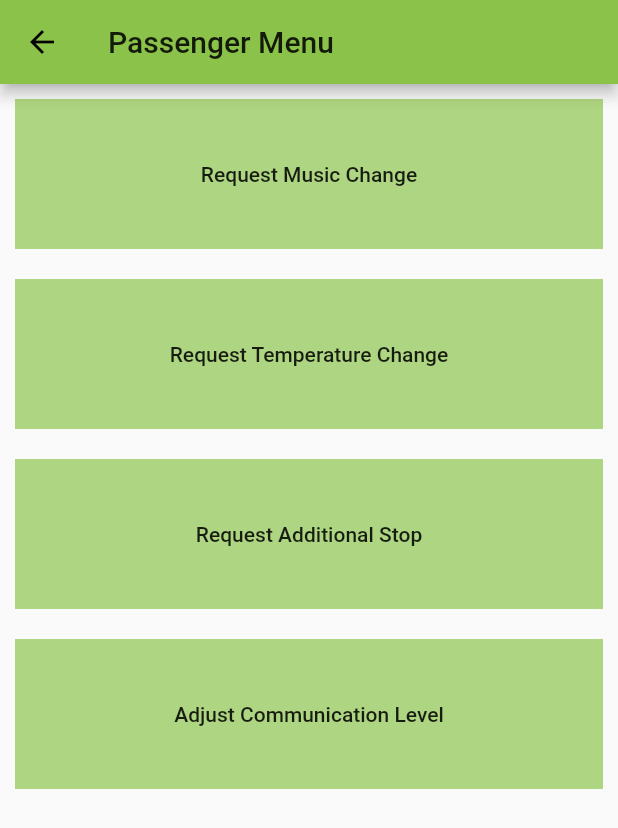
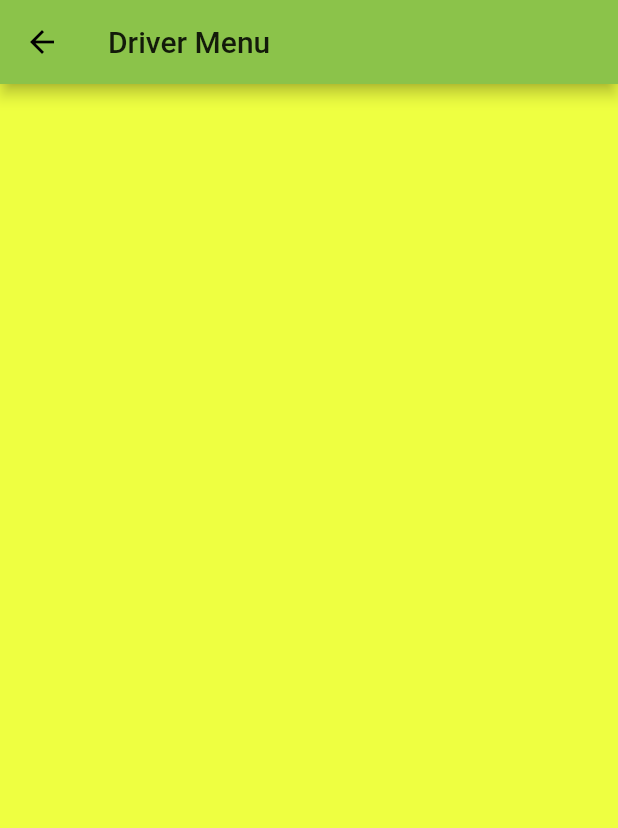
Before and after one commit to CWTBT/uber_companion, a Flutter app: the PassengerMenu screen opened directly, after a tap on "Request Music Change", on a phone screen of 412 x 824 dp. Shown: the top 828 px of the screen. Run offline on Flutter 3.47's test engine with Material 2 defaults, Android fonts, the phone set to English and light mode, and no system bars; our stand-ins replace flutter_blue.

Commit message:
Now simulates driver page when request is made

```diff
--- a/lib/main.dart
+++ b/lib/main.dart
@@ -161,7 +161,7 @@ class _MyHomePageState extends State<MyHomePage> {
       case UserType.DRIVER:
         Navigator.push(
             context,
-            MaterialPageRoute(builder: (context) => DriverMenu(Colors.white))
+            MaterialPageRoute(builder: (context) => DriverMenu())
         );
         break;
       case UserType.PASSENGER:
@@ -193,11 +193,58 @@ class _MyHomePageState extends State<MyHomePage> {
 }
 
 //https://stackoverflow.com/questions/54792376/flutter-add-result-to-navigator-when-system-back-button-is-pressed
-class PassengerMenu extends StatelessWidget {
+class PassengerMenu extends StatefulWidget {
+  PassengerMenu({Key key, this.title}) : super(key: key);
+  final String title;
+
+  @override
+  _PassengerMenuState createState() => _PassengerMenuState();
+}
+
+class _PassengerMenuState extends State<PassengerMenu> {
+  RequestState _state = RequestState.NONE;
+
+  void initState() {
+    super.initState();
+  }
+
   @override
   Widget build(BuildContext context) {
+    if (_state == RequestState.NONE) return _buildPassengerMenuBody();
+    else return _buildDriverViewFromState();
+  }
+
+  Widget _buildDriverViewFromState() {
+    Color _color = Colors.white;
+
+    switch(_state) {
+      case RequestState.NONE:
+        print("How did this happen?");
+        return Scaffold();
+      case RequestState.MUSIC:
+        _color = Colors.limeAccent;
+        break;
+      case RequestState.TEMP:
+        _color = Colors.greenAccent[100];
+        break;
+      case RequestState.STOPS:
+        _color = Colors.yellowAccent[400];
+        break;
+      case RequestState.COMM:
+        _color = Colors.teal[300];
+    }
+
     return WillPopScope(
-      child: Scaffold (
+      child: _buildDriverViewBody(context, _color),
+      onWillPop: () async {
+        Navigator.pop(context);
+        return false;
+      },
+    );
+  }
+
+  Widget _buildPassengerMenuBody() {
+    return Scaffold (
         appBar: AppBar (
           title: Text("Passenger Menu"),
         ),
@@ -206,15 +253,11 @@ class PassengerMenu extends StatelessWidget {
               _buildPassengerRequestList(),
             ]
         )
-      ),
-
-      onWillPop: () async {
-        Navigator.pop(context);
-        return false;
-      },
     );
   }
+
   Widget _buildPassengerRequestList() {
+
     return Column(
         children: <Widget>[
           _buildButton(
@@ -247,33 +290,67 @@ class PassengerMenu extends StatelessWidget {
   }
 
   void musicRequestOnPressed() {
-    print("Music Change");
+    print("Music");
+    setState(() {
+      _state = RequestState.MUSIC;
+    });
   }
 
   void tempRequestOnPressed() {
-
+    print("Temp");
+    setState(() {
+      _state = RequestState.TEMP;
+    });
   }
 
   void stopRequestOnPressed() {
-
+    print("Stop");
+    setState(() {
+      _state = RequestState.STOPS;
+    });
   }
 
   void commChangeOnPressed() {
+    print("Communication");
+    setState(() {
+      _state = RequestState.COMM;
+    });
+  }
 
+  Widget _buildDriverViewBody(BuildContext context, Color color) {
+    return Scaffold (
+        appBar: AppBar (
+          title: Text("Driver Menu"),
+        ),
+        body: Column(
+            children: <Widget>[
+              Expanded(
+                child: AnimatedContainer(
+                    decoration: BoxDecoration(
+                      color: color,
+                    ),
+                    duration: Duration(seconds: 3),
+                    child: GestureDetector(
+                        onTap: () {
+                          setState(() {
+                            _state = RequestState.NONE;
+                          });
+                        }
+                    )
+                ),
+              )
+            ]
+        )
+    );
   }
 }
 
 class DriverMenu extends StatelessWidget {
-  Color _color = Colors.white;
-
-  DriverMenu(Color color) {
-    _color = color;
-  }
 
   @override
   Widget build(BuildContext context) {
     return WillPopScope(
-      child: _buildDriverMenu(context, _color),
+      child: _buildDriverMenu(context),
       onWillPop: () async {
         Navigator.pop(context);
         return false;
@@ -281,7 +358,7 @@ class DriverMenu extends StatelessWidget {
     );
   }
 
-  Widget _buildDriverMenu(BuildContext context, Color color) {
+  Widget _buildDriverMenu(BuildContext context) {
     return Scaffold (
         appBar: AppBar (
           title: Text("Driver Menu"),
@@ -291,9 +368,9 @@ class DriverMenu extends StatelessWidget {
               Expanded(
                 child: AnimatedContainer(
                   decoration: BoxDecoration(
-                    color: color,
+                    color: Colors.white,
                   ),
-                  duration: Duration(seconds: 5),
+                  duration: Duration(seconds: 3),
                   child: GestureDetector(
                       onTap: () {
                         Navigator.pop(context);
@@ -334,3 +411,11 @@ enum AppState{
   STARTUP,
   CONNECTED
 }
+
+enum RequestState {
+  NONE,
+  MUSIC,
+  TEMP,
+  STOPS,
+  COMM
+}
```
Also changed, not shown: 1 other file.
